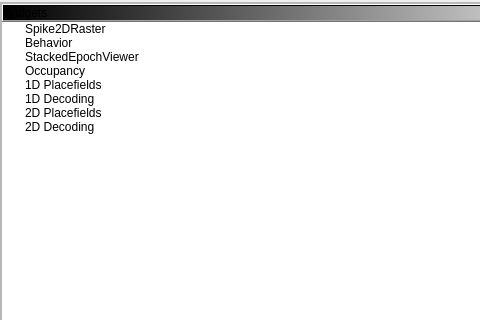
CommanderPho/pyPhoPlaceCellAnalysis, file src/pyphoplacecellanalysis/GUI/Qt/MainApplicationWindows/LauncherWidget/LauncherWidget.ui: the form before one commit; both pictures show x 0 to 480 and y 0 to 320 of the 645 by 716 pixel window.
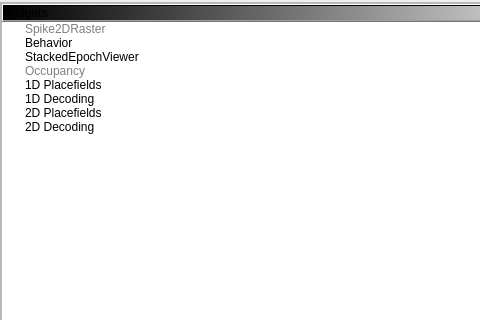
The form after the commit. Icons and pictures are not drawn. Custom widgets are drawn as their Qt base class.

Commit message: added selected_context, has_selected_context

What changed in the file:
```diff
--- a/src/pyphoplacecellanalysis/GUI/Qt/MainApplicationWindows/LauncherWidget/LauncherWidget.ui
+++ b/src/pyphoplacecellanalysis/GUI/Qt/MainApplicationWindows/LauncherWidget/LauncherWidget.ui
@@ -156,6 +156,9 @@
     background-color: rgb(0, 0, 0); /* Black background */
     color: rgb(211, 211, 211); /* Light grey text */
     border: 1px solid white; /* Optional: white border */
+}
+QTreeWidget:item:!enabled {
+	color: #808080; /* Dark grey color */
 }</string>
             </property>
             <property name="selectionMode">
@@ -167,6 +170,9 @@
               <height>64</height>
              </size>
             </property>
+            <property name="columnCount">
+             <number>1</number>
+            </property>
             <column>
              <property name="text">
               <string notr="true">Widgets</string>
@@ -180,6 +186,9 @@
               <iconset resource="../../../../Resources/GuiResources.qrc">
                <normaloff>:/Icons/Icons/SpikeRaster2DIcon.ico</normaloff>:/Icons/Icons/SpikeRaster2DIcon.ico</iconset>
              </property>
+             <property name="flags">
+              <set>ItemIsSelectable|ItemIsDragEnabled|ItemIsUserCheckable</set>
+             </property>
             </item>
             <item>
              <property name="text">
@@ -216,6 +225,9 @@
               <iconset resource="../../../../Resources/ActionIcons.qrc">
                <normaloff>:/Render/Icons/Icon/Occupancy.png</normaloff>:/Render/Icons/Icon/Occupancy.png</iconset>
              </property>
+             <property name="flags">
+              <set>ItemIsSelectable|ItemIsDragEnabled|ItemIsUserCheckable</set>
+             </property>
             </item>
             <item>
              <property name="text">
```
Left out of the diff: 2 changed lines with no effect on the pictures. The commit also changes 1 other file.
